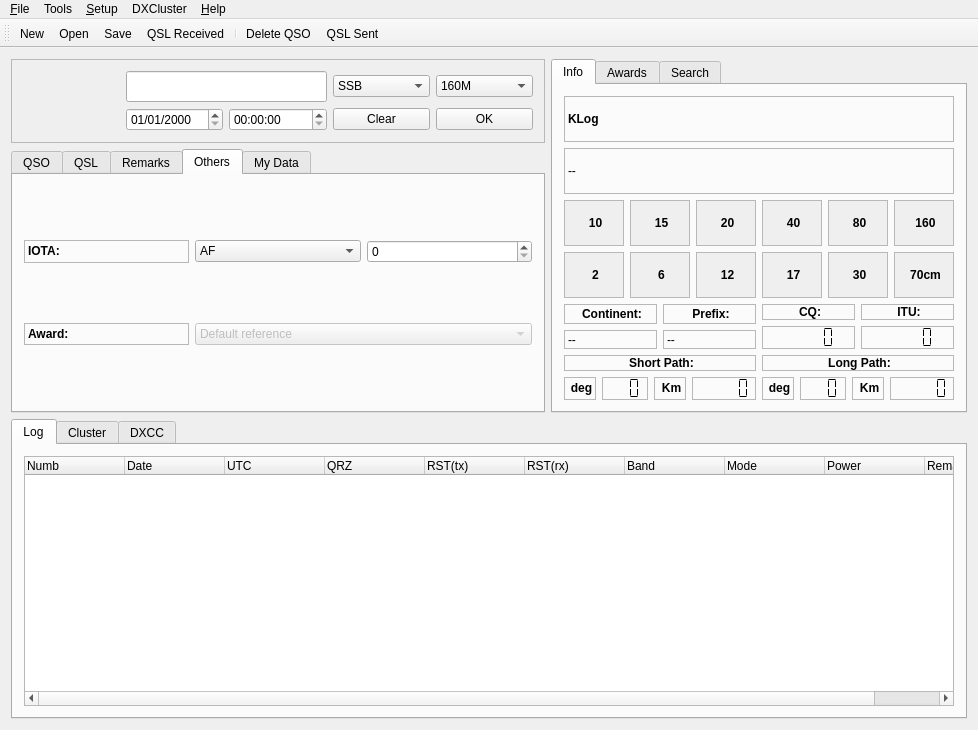
This is src/klog.ui in dbasden/klog as Qt 5 draws it before an edit. The edited form follows.
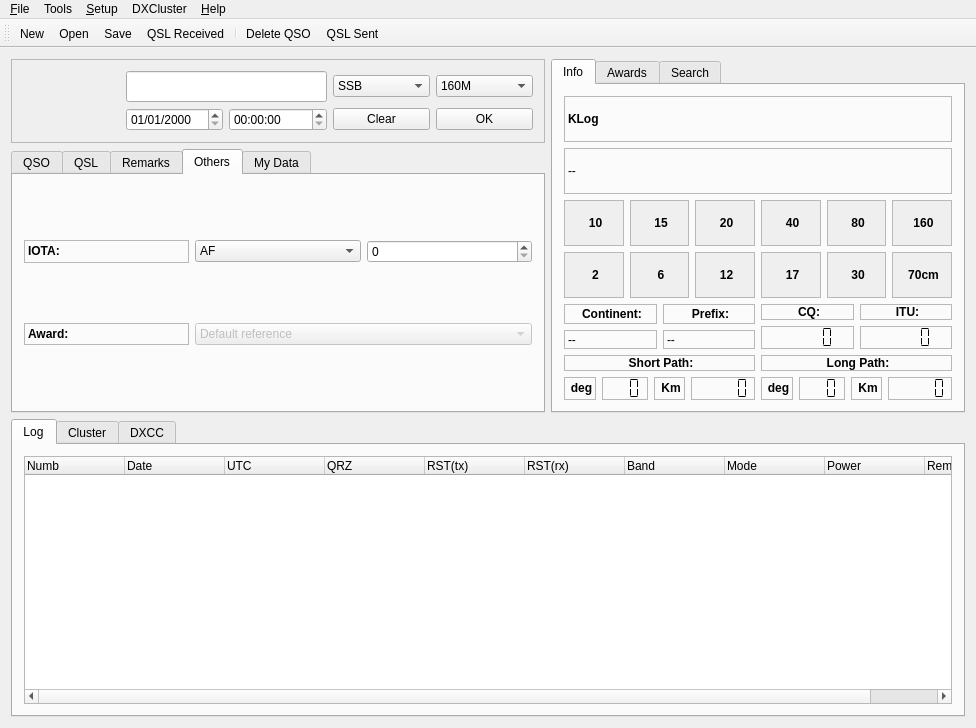
This is the edited form. The open tabs and pages were chosen to show the change. Icons and pictures are not drawn. Custom widgets are drawn as their Qt base class.

Commit message:
Connected slot to delete QSO's Changed Save log to remove all the if statements. Makes the log file bigger but makes saving quicker.
TODO
when there is only 1 QSO the deleteing it crashes KLOG

```diff
--- a/src/klog.ui
+++ b/src/klog.ui
@@ -10,8 +10,8 @@
    <rect>
     <x>0</x>
     <y>0</y>
-    <width>978</width>
-    <height>730</height>
+    <width>976</width>
+    <height>728</height>
    </rect>
   </property>
   <property name="sizePolicy">
@@ -2406,8 +2406,8 @@
     <rect>
      <x>0</x>
      <y>0</y>
-     <width>978</width>
-     <height>28</height>
+     <width>976</width>
+     <height>23</height>
     </rect>
    </property>
    <property name="defaultUp">
```
Left out of the diff: 4 changed lines with no effect on the pictures. The commit also changes 1 other file.
